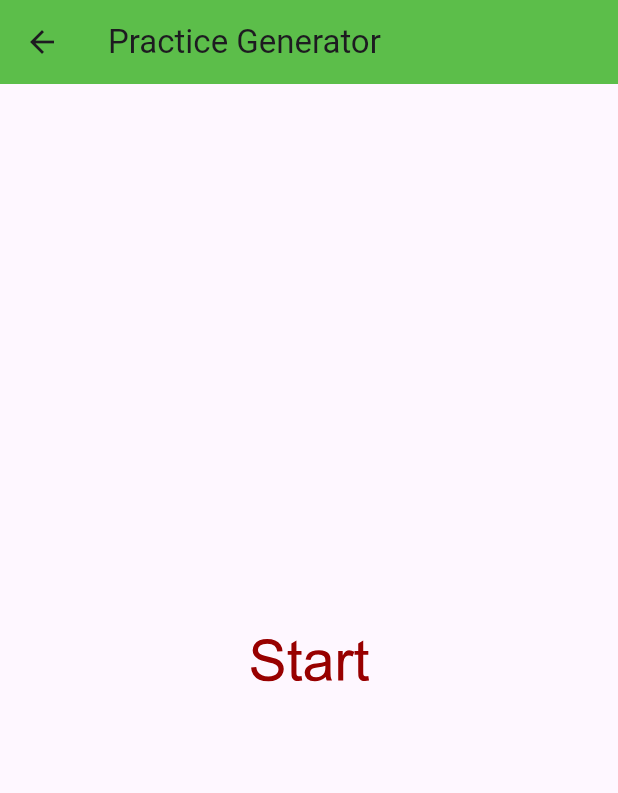
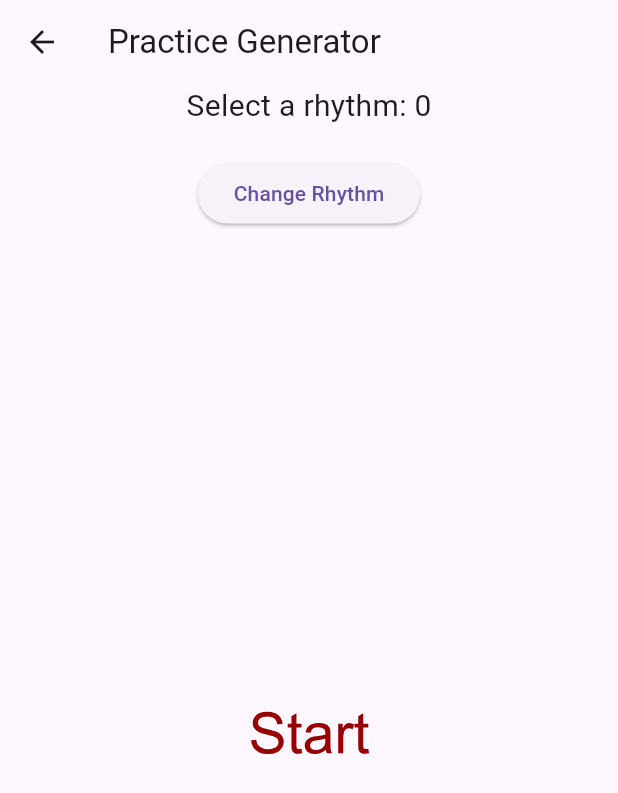
Before and after one commit to Kiaze-Wgna/footwork_tracker, a Flutter app: the PracticeGenerator screen opened directly, on a phone screen of 412 x 824 dp. Shown: the top 793 px of the screen. Run offline on Flutter 3.47's test engine with Material 3 defaults, Android fonts, the light colour scheme and no system bars; our stand-ins replace flutter_svg.

Commit message:
Rhythm + camera
also yes I copy-pasted this which is why it looks like this changes are at bottom
Added a page for the camera and an option to change the rhythm

```diff
--- a/lib/main.dart
+++ b/lib/main.dart
@@ -395,15 +395,18 @@ class PracticeGenerator extends StatefulWidget{
   _PracticeGenerator createState() => _PracticeGenerator();
 }
 
+
 class _PracticeGenerator extends State<PracticeGenerator> {
-  List<String> practiceList=[];
-  String currentPractice="Assets/Images/start.svg";
+  List<String> practiceList = [];
+  int rhythm = 0; // Variable to change
+  String currentPractice = "Assets/Images/start.svg";
   Timer? timer;
+
   @override
   void initState() {
     super.initState();
-    if (practicetype==1) { //6 corners
-      practiceList=[
+    if (practicetype == 1) { // 6 corners
+      practiceList = [
         "Assets/Images/LeftFront.svg",
         "Assets/Images/LeftCenter.svg",
         "Assets/Images/LeftBack.svg",
@@ -411,15 +414,15 @@ class _PracticeGenerator extends State<PracticeGenerator> {
         "Assets/Images/RightCenter.svg",
         "Assets/Images/RightBack.svg",
       ];
-    } else if (practicetype==2){ //4 corners
-      practiceList=[
+    } else if (practicetype == 2) { // 4 corners
+      practiceList = [
         "Assets/Images/LeftFront.svg",
         "Assets/Images/LeftBack.svg",
         "Assets/Images/RightFront.svg",
         "Assets/Images/RightBack.svg",
       ];
-    } else if (practicetype==3){ //8 corners
-      practiceList=[
+    } else if (practicetype == 3) { // 8 corners
+      practiceList = [
         "Assets/Images/LeftFront.svg",
         "Assets/Images/LeftCenter.svg",
         "Assets/Images/LeftBack.svg",
@@ -429,15 +432,15 @@ class _PracticeGenerator extends State<PracticeGenerator> {
         "Assets/Images/FastLeft.svg",
         "Assets/Images/FastRight.svg"
       ];
-    } else if (practicetype==4){ //smash defense
-      practiceList=[
+    } else if (practicetype == 4) { // Smash defense
+      practiceList = [
         "Assets/Images/LeftFront.svg",
         "Assets/Images/LeftCenter.svg",
         "Assets/Images/RightFront.svg",
         "Assets/Images/RightCenter.svg"
       ];
-    } else if (practicetype==5){ //Center2corners
-      practiceList=[
+    } else if (practicetype == 5) { // Center to corners
+      practiceList = [
         "Assets/Images/LeftFront.svg",
         "Assets/Images/LeftCenter.svg",
         "Assets/Images/LeftBack.svg",
@@ -448,51 +451,76 @@ class _PracticeGenerator extends State<PracticeGenerator> {
       ];
     }
   }
-  void changepractice(){
-    if (practicecount>=20){
-      practicestart=false;
+    void changeRhythm() {
+    setState(() {
+      rhythm = (rhythm + 500) % 1500; // Cycle through values (0, 500, 1000)
+    });
+  }
+
+  void changePractice() {
+    if (practicecount >= 20) {
+      practicestart = false;
       timer?.cancel();
-      practicecount=0;
+      practicecount = 0;
       setState(() {
-        currentPractice="Assets/Images/start.svg";
+        currentPractice = "Assets/Images/start.svg";
       });
       return;
     }
     setState(() {
-      currentPractice=practiceList[Random().nextInt(practiceList.length)];
+      currentPractice = practiceList[Random().nextInt(practiceList.length)];
       practicecount++;
     });
-    timer=Timer(Duration(milliseconds:Random().nextInt(1500) + 1000),changepractice);
+    timer = Timer(Duration(milliseconds: Random().nextInt(1500) + 1000+rhythm), changePractice);
   }
+
+
   @override
   void dispose() {
-    practicestart=false;
+    practicestart = false;
     timer?.cancel();
-    practicecount=0;
+    practicecount = 0;
     super.dispose();
   }
+
   @override
   Widget build(BuildContext context) {
     return Scaffold(
-      appBar: topBar(text: "Practice Generator"),
-      body: Center(
-        child: GestureDetector (
+      appBar: AppBar(title: Text("Practice Generator")),
+      body: Column(
+        mainAxisAlignment: MainAxisAlignment.center,
+        children: [
+          Text(
+            "Select a rhythm: $rhythm",
+            style: TextStyle(fontSize: 20),
+          ),
+          SizedBox(height: 20),
+          ElevatedButton(
+            onPressed: changeRhythm,
+            child: Text("Change Rhythm"),
+          ),
+          Expanded(
+            child: Center(
+              child: GestureDetector(
                 child: SvgPicture.asset(
-          currentPractice, // Replace with your image path
+                  currentPractice,
                   width: double.infinity,
                   height: double.infinity,
-          fit: BoxFit.contain, // Adjusts image to fit within screen
+                  fit: BoxFit.contain,
                 ),
                 onTap: () {
-            if (!practicestart){
-              practicestart=true;
+                  if (!practicestart) {
+                    practicestart = true;
                     timer?.cancel();
-              practicecount=0;
-              changepractice();
+                    practicecount = 0;
+                    changePractice();
                   }
                 },
-        )
-      )
+              ),
+            ),
+          ),
+        ],
+      ),
     );
   }
 }
```
Lines whose indentation alone changed are shown as unchanged.
